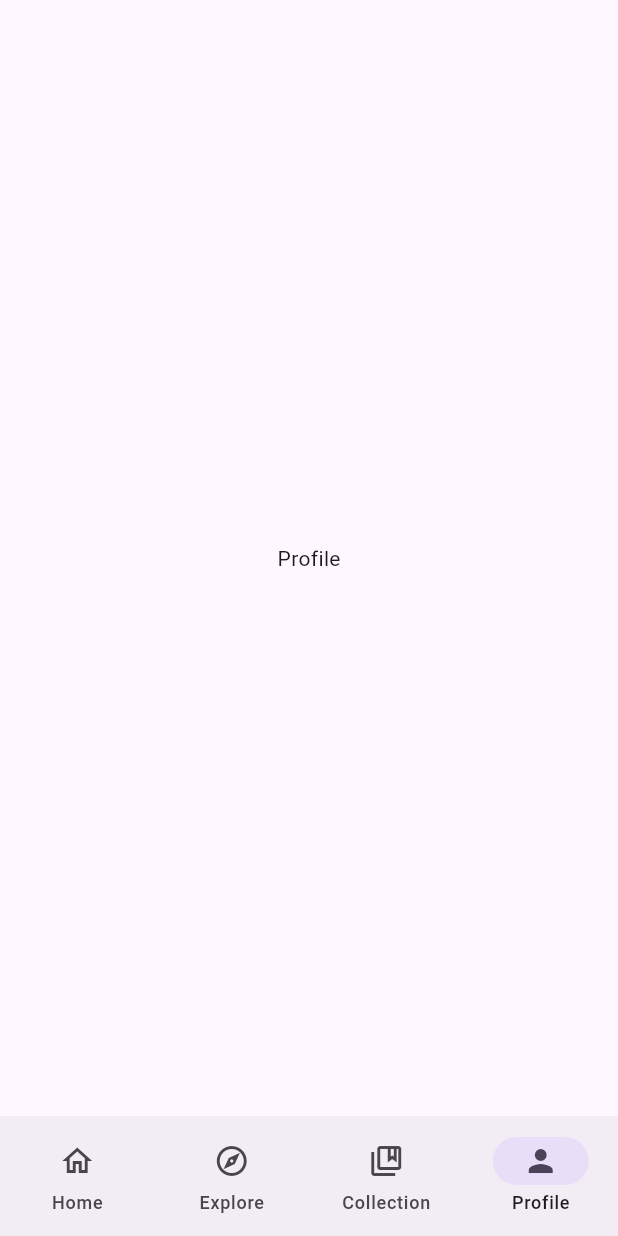
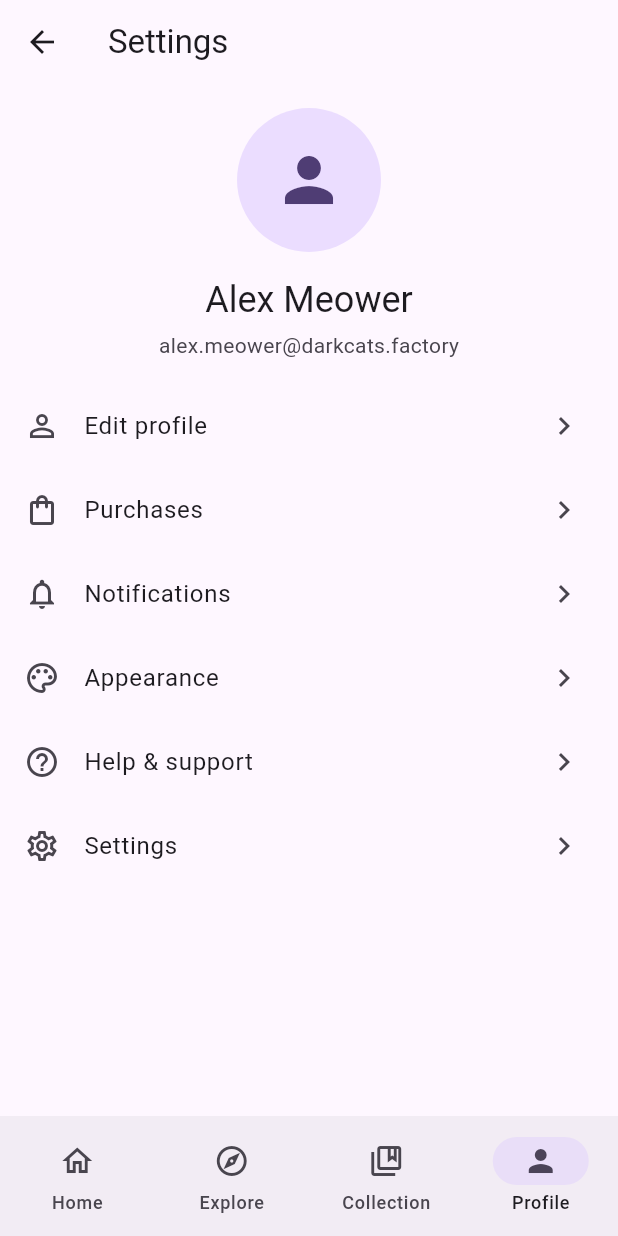
Before and after one commit to Vovanella95/dark_cats_factory, a Flutter app: the ShellPage screen opened by its route, item 4 of the bottom bar chosen, on a phone screen of 412 x 824 dp. Run offline on Flutter 3.47's test engine with Material 3 defaults, Android fonts, the phone set to English and light mode, and no system bars; our stand-ins replace equatable, flutter_bloc.

Commit message:
Implement settings screen with profile header and menu entries

```diff
--- a/lib/pages/profile_page.dart
+++ /dev/null
@@ -1,11 +0,0 @@
-import 'package:flutter/material.dart';
-
-/// Placeholder content of the shell's profile destination.
-class ProfilePage extends StatelessWidget {
-  const ProfilePage({super.key});
-
-  @override
-  Widget build(BuildContext context) {
-    return const Scaffold(body: Center(child: Text('Profile')));
-  }
-}
--- /dev/null
+++ b/lib/pages/settings_page.dart
@@ -0,0 +1,76 @@
+import 'package:flutter/material.dart';
+
+/// Entries of the settings menu, in display order.
+enum SettingsMenu {
+  editProfile(Icons.person_outline, 'Edit profile'),
+  purchases(Icons.shopping_bag_outlined, 'Purchases'),
+  notifications(Icons.notifications_outlined, 'Notifications'),
+  appearance(Icons.palette_outlined, 'Appearance'),
+  help(Icons.help_outline, 'Help & support'),
+  settings(Icons.settings_outlined, 'Settings');
+
+  const SettingsMenu(this.icon, this.label);
+
+  /// Icon shown in front of the menu entry.
+  final IconData icon;
+
+  /// Text of the menu entry.
+  final String label;
+}
+
+/// Settings screen: profile info at the top and a menu of entries below.
+///
+/// The screen is purely presentational; menu selections are delegated
+/// through [onItemSelected] and the profile details are placeholders until
+/// a profile source exists.
+class SettingsPage extends StatelessWidget {
+  const SettingsPage({super.key, this.onItemSelected});
+
+  /// Called when the user taps a menu entry.
+  final ValueChanged<SettingsMenu>? onItemSelected;
+
+  static const String _profileName = 'Alex Meower';
+  static const String _profileEmail = 'alex.meower@darkcats.factory';
+
+  void _select(SettingsMenu item) => onItemSelected?.call(item);
+
+  @override
+  Widget build(BuildContext context) {
+    final theme = Theme.of(context);
+
+    return Scaffold(
+      appBar: AppBar(title: const Text('Settings')),
+      body: ListView(
+        children: [
+          Padding(
+            padding: const EdgeInsets.all(16),
+            child: Column(
+              children: [
+                const CircleAvatar(
+                  radius: 48,
+                  child: Icon(Icons.person, size: 48),
+                ),
+                const SizedBox(height: 16),
+                Text(_profileName, style: theme.textTheme.headlineSmall),
+                const SizedBox(height: 4),
+                Text(
+                  _profileEmail,
+                  style: theme.textTheme.bodyMedium?.copyWith(
+                    color: theme.colorScheme.onSurfaceVariant,
+                  ),
+                ),
+              ],
+            ),
+          ),
+          for (final item in SettingsMenu.values)
+            ListTile(
+              leading: Icon(item.icon),
+              title: Text(item.label),
+              trailing: const Icon(Icons.chevron_right),
+              onTap: () => _select(item),
+            ),
+        ],
+      ),
+    );
+  }
+}
--- a/lib/pages/shell_page.dart
+++ b/lib/pages/shell_page.dart
@@ -3,7 +3,7 @@ import 'package:flutter/material.dart';
 import 'collection_page.dart';
 import 'explore_page.dart';
 import 'home_page.dart';
-import 'profile_page.dart';
+import 'settings_page.dart';
 
 /// The destinations offered by the [ShellPage], in display order.
 enum ShellDestination { home, explore, collection, profile }
@@ -26,7 +26,7 @@ class _ShellPageState extends State<ShellPage> {
     ShellDestination.home: HomePage(),
     ShellDestination.explore: ExplorePage(),
     ShellDestination.collection: CollectionPage(),
-    ShellDestination.profile: ProfilePage(),
+    ShellDestination.profile: SettingsPage(),
   };
 
   static const Map<ShellDestination, (IconData, IconData)> _icons = {
```
Also changed, not shown: 3 other files.
